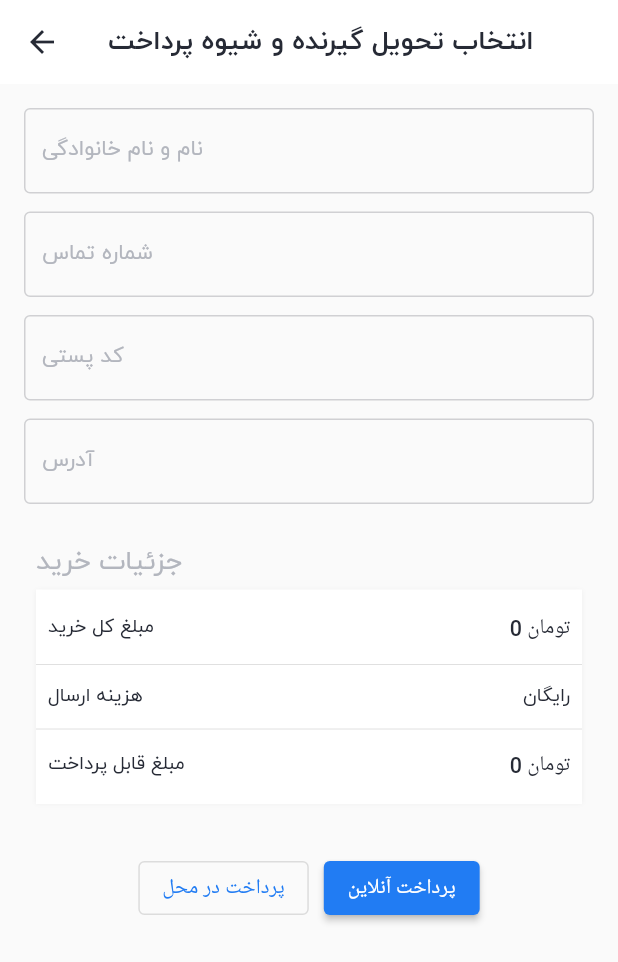
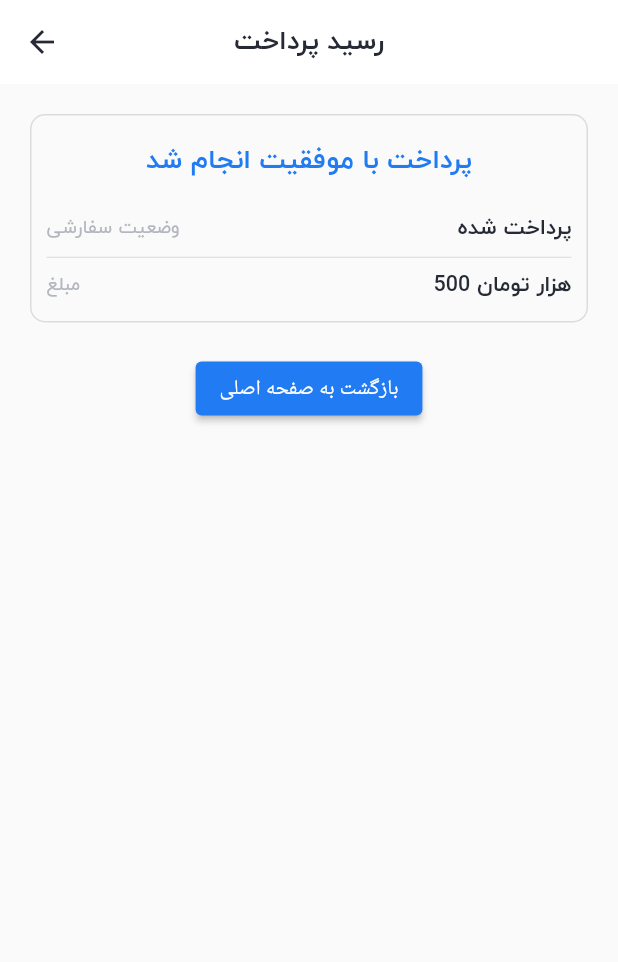
Before and after one commit to Diyary27/nike_ecommerce_app, a Flutter app: the ShippingScreen screen opened directly with empty values, after a tap on "پرداخت در محل", on a phone screen of 412 x 824 dp. Shown: the top 962 px of the screen. Run offline on Flutter 3.47's test engine with Material 2 defaults, Android fonts, the phone set to English and light mode, and no system bars; our stand-ins replace bloc, cached_network_image, dio, equatable, flutter_bloc, flutter_svg and 3 more; accounts and stored records are empty; network calls fail.

Commit message:
receipt screen hardcoded added

```diff
--- /dev/null
+++ b/lib/ui/receipt/payment_receipt.dart
@@ -0,0 +1,93 @@
+import 'package:flutter/material.dart';
+import 'package:nike_ecommerce_app/common/utils.dart';
+import 'package:nike_ecommerce_app/theme.dart';
+import 'package:nike_ecommerce_app/ui/cart/cart.dart';
+
+class PaymentReceiptScreen extends StatelessWidget {
+  const PaymentReceiptScreen({super.key});
+
+  @override
+  Widget build(BuildContext context) {
+    final themeData = Theme.of(context);
+    return Scaffold(
+      appBar: AppBar(
+        title: Text('رسید پرداخت'),
+        centerTitle: true,
+      ),
+      body: Column(
+        crossAxisAlignment: CrossAxisAlignment.center,
+        children: [
+          Padding(
+            padding: const EdgeInsets.all(20),
+            child: Container(
+              padding: EdgeInsets.all(10),
+              decoration: BoxDecoration(
+                border: Border.all(width: 1, color: themeData.dividerColor),
+                borderRadius: BorderRadius.circular(10),
+              ),
+              child: Column(
+                children: [
+                  Padding(
+                    padding: const EdgeInsets.fromLTRB(10, 10, 10, 16),
+                    child: Text(
+                      'پرداخت با موفقیت انجام شد',
+                      style: themeData.textTheme.titleLarge!
+                          .apply(color: themeData.colorScheme.primary),
+                    ),
+                  ),
+                  Padding(
+                    padding: const EdgeInsets.symmetric(vertical: 10),
+                    child: Row(
+                      mainAxisAlignment: MainAxisAlignment.spaceBetween,
+                      children: [
+                        Text(
+                          'وضعیت سفارشی',
+                          style: TextStyle(
+                              color: LightThemeColors.secondaryTextColor),
+                        ),
+                        Text(
+                          'پرداخت شده',
+                          style: TextStyle(
+                            fontWeight: FontWeight.bold,
+                            fontSize: 16,
+                          ),
+                        ),
+                      ],
+                    ),
+                  ),
+                  Divider(height: 1),
+                  Padding(
+                    padding: const EdgeInsets.fromLTRB(0, 10, 0, 5),
+                    child: Row(
+                      mainAxisAlignment: MainAxisAlignment.spaceBetween,
+                      children: [
+                        Text(
+                          'مبلغ',
+                          style: TextStyle(
+                              color: LightThemeColors.secondaryTextColor),
+                        ),
+                        Text(
+                          '500 هزار تومان',
+                          style: TextStyle(
+                            fontWeight: FontWeight.bold,
+                            fontSize: 16,
+                          ),
+                        ),
+                      ],
+                    ),
+                  ),
+                ],
+              ),
+            ),
+          ),
+          ElevatedButton(
+            onPressed: () {
+              Navigator.of(context).popUntil((route) => route.isFirst);
+            },
+            child: Text('بازگشت به صفحه اصلی'),
+          )
+        ],
+      ),
+    );
+  }
+}
--- a/lib/ui/shipping/shipping.dart
+++ b/lib/ui/shipping/shipping.dart
@@ -1,5 +1,6 @@
 import 'package:flutter/material.dart';
 import 'package:nike_ecommerce_app/ui/cart/price_info.dart';
+import 'package:nike_ecommerce_app/ui/receipt/payment_receipt.dart';
 
 class ShippingScreen extends StatelessWidget {
   final int totalPrice;
@@ -53,7 +54,12 @@ class ShippingScreen extends StatelessWidget {
           Row(
             mainAxisAlignment: MainAxisAlignment.center,
             children: [
-              OutlinedButton(onPressed: () {}, child: Text('پرداخت در محل')),
+              OutlinedButton(
+                  onPressed: () {
+                    Navigator.of(context).push(MaterialPageRoute(
+                        builder: (context) => PaymentReceiptScreen()));
+                  },
+                  child: Text('پرداخت در محل')),
               SizedBox(width: 10),
               ElevatedButton(onPressed: () {}, child: Text('پرداخت آنلاین')),
             ],
```
